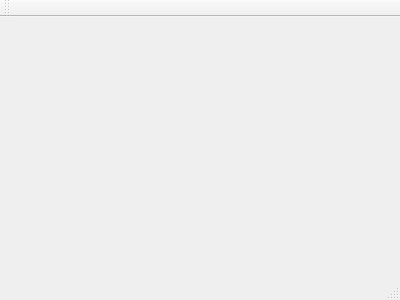
Before: the Qt Designer form mainwindow.ui in adanil/PostmanMock, drawn with Qt 5.
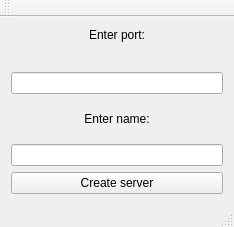
After: the same form once the commit is applied.

```diff
--- a/mainwindow.ui
+++ b/mainwindow.ui
@@ -6,14 +6,69 @@
    <rect>
     <x>0</x>
     <y>0</y>
-    <width>400</width>
-    <height>300</height>
+    <width>234</width>
+    <height>227</height>
    </rect>
   </property>
   <property name="windowTitle">
    <string>MainWindow</string>
   </property>
-  <widget class="QWidget" name="centralWidget"/>
+  <widget class="QWidget" name="centralWidget">
+   <layout class="QHBoxLayout" name="horizontalLayout">
+    <item>
+     <layout class="QGridLayout" name="gridLayout">
+      <item row="3" column="0">
+       <widget class="QLabel" name="enterName">
+        <property name="layoutDirection">
+         <enum>Qt::LeftToRight</enum>
+        </property>
+        <property name="text">
+         <string>Enter name:</string>
+        </property>
+        <property name="alignment">
+         <set>Qt::AlignCenter</set>
+        </property>
+       </widget>
+      </item>
+      <item row="1" column="0">
+       <widget class="QLabel" name="enterPort">
+        <property name="enabled">
+         <bool>true</bool>
+        </property>
+        <property name="text">
+         <string>Enter port:</string>
+        </property>
+        <property name="alignment">
+         <set>Qt::AlignHCenter|Qt::AlignTop</set>
+        </property>
+       </widget>
+      </item>
+      <item row="2" column="0">
+       <widget class="QLineEdit" name="portEdit"/>
+      </item>
+      <item row="5" column="0">
+       <widget class="QPushButton" name="createBut">
+        <property name="text">
+         <string>Create server</string>
+        </property>
+       </widget>
+      </item>
+      <item row="4" column="0">
+       <widget class="QLineEdit" name="nameEdit"/>
+      </item>
+     </layout>
+    </item>
+   </layout>
+  </widget>
+  <widget class="QToolBar" name="mainToolBar">
+   <attribute name="toolBarArea">
+    <enum>TopToolBarArea</enum>
+   </attribute>
+   <attribute name="toolBarBreak">
+    <bool>false</bool>
+   </attribute>
+  </widget>
+  <widget class="QStatusBar" name="statusBar"/>
   <widget class="QMenuBar" name="menuBar">
    <property name="geometry">
     <rect>
@@ -24,15 +79,6 @@
     </rect>
    </property>
   </widget>
-  <widget class="QToolBar" name="mainToolBar">
-   <attribute name="toolBarArea">
-    <enum>TopToolBarArea</enum>
-   </attribute>
-   <attribute name="toolBarBreak">
-    <bool>false</bool>
-   </attribute>
-  </widget>
-  <widget class="QStatusBar" name="statusBar"/>
  </widget>
  <layoutdefault spacing="6" margin="11"/>
  <resources/>
```
Left out of the diff: 2 changed lines with no effect on the pictures.
